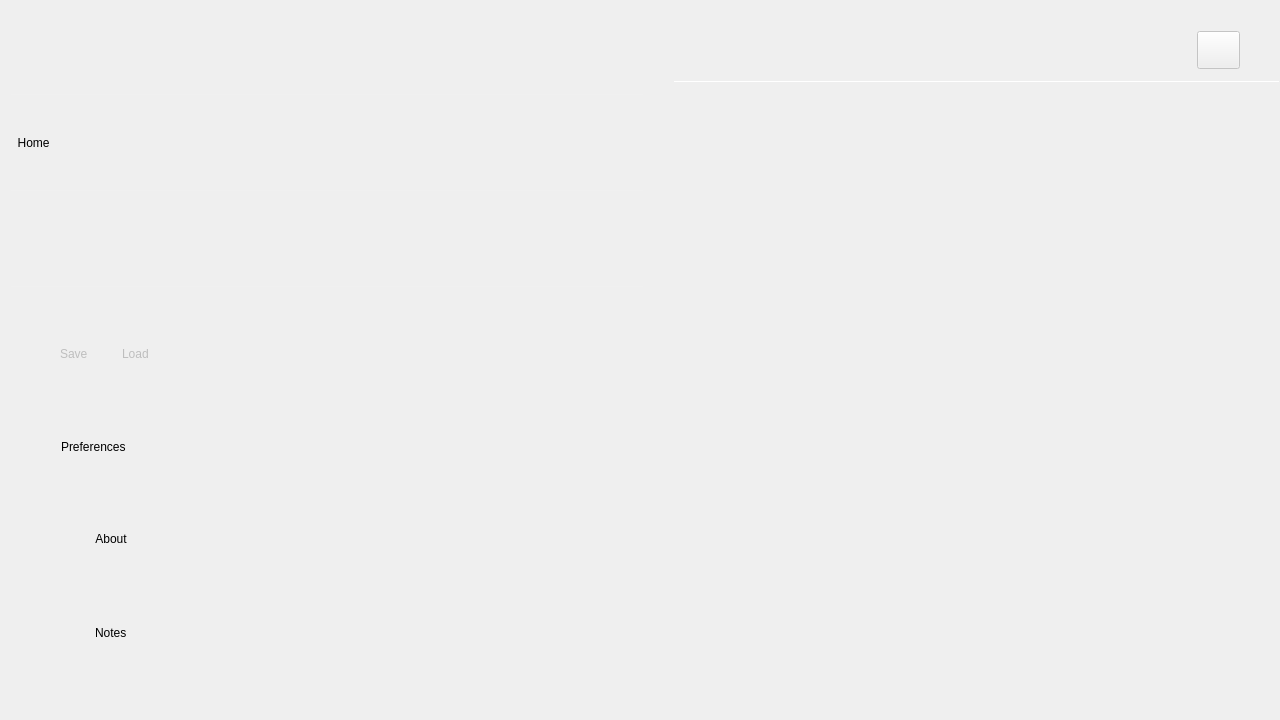
Before: the Qt Designer form ui/tool_launcher.ui in analogdevicesinc/scopy, drawn with Qt 5.
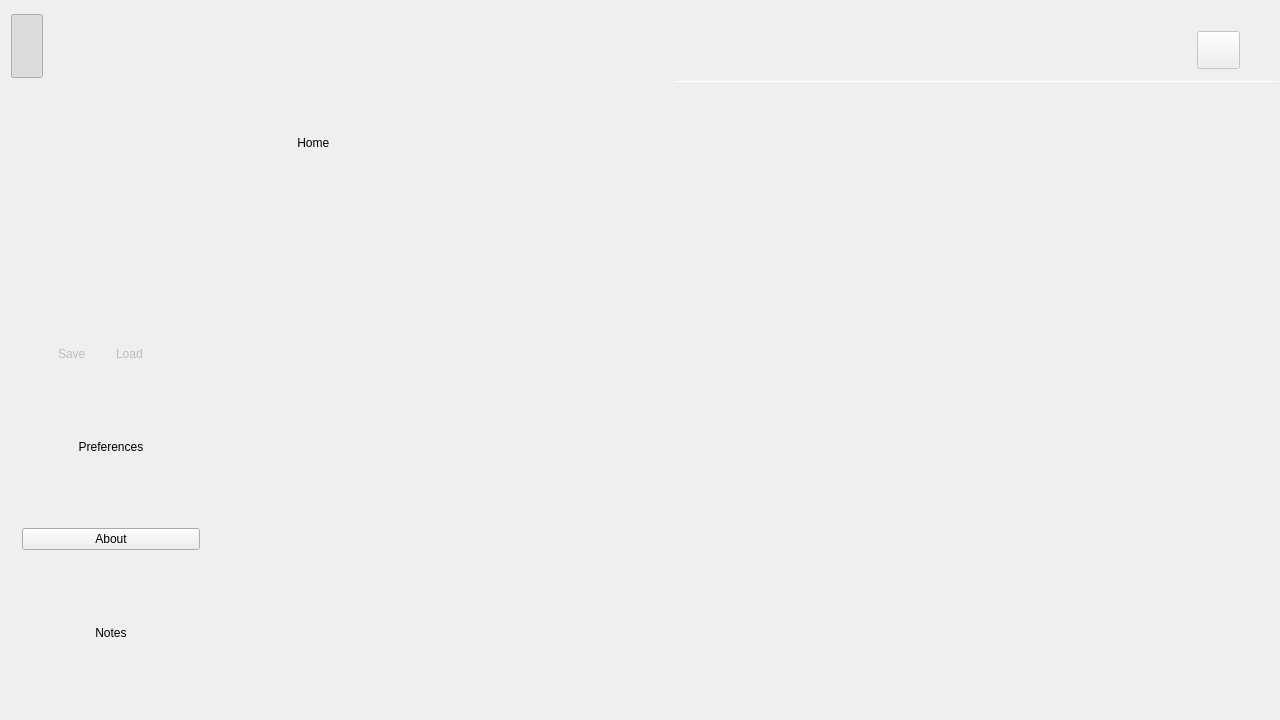
After: the same form once the commit is applied. Icons and pictures are not drawn. Custom widgets are drawn as their Qt base class.

What changed in the file:
```diff
--- a/ui/tool_launcher.ui
+++ b/ui/tool_launcher.ui
@@ -71,18 +71,8 @@
          <property name="autoFillBackground">
           <bool>false</bool>
          </property>
-         <property name="styleSheet">
-          <string notr="true">QPushButton { text-align:left; border: none; background-color: none; }
-.QWidget#menuControl:hover {
-background-color: rgba(0, 0, 0, 60);
-border: 1px solid rgba(0, 0, 0, 30);
-border-radius:5px;
-}
-.QWidget[selected=true] { 
-background-color: rgba(0, 0, 0, 60);
-border: 1px solid rgba(0, 0, 0, 30);
-border-radius:5px; 
-}</string>
+         <property name="tool_launcher_custom_widget" stdset="0">
+          <bool>true</bool>
          </property>
          <layout class="QHBoxLayout" name="horizontalLayout_8">
           <property name="spacing">
@@ -216,18 +206,8 @@
            <height>16777215</height>
           </size>
          </property>
-         <property name="styleSheet">
-          <string notr="true">QPushButton { text-align:left; border: none; background-color: none; }
-.QWidget:hover {
-background-color: rgba(0, 0, 0, 60);
-border: 1px solid rgba(0, 0, 0, 30);
-border-radius:5px;
-}
-QWidget[selected=true] { 
-background-color: rgba(0, 0, 0, 60);
-border: 1px solid rgba(0, 0, 0, 30);
-border-radius:5px; 
-}</string>
+         <property name="tool_launcher_custom_widget" stdset="0">
+          <bool>true</bool>
          </property>
          <layout class="QHBoxLayout" name="horizontalLayout_7">
           <property name="spacing">
@@ -417,14 +397,8 @@
                 <height>16777215</height>
                </size>
               </property>
-              <property name="styleSheet">
-               <string notr="true">QPushButton { text-align:left; border: none; background-color: none; }
-.QWidget:hover {background-color: rgba(0, 0, 0, 60);
-border: 1px solid rgba(0, 0, 0, 30);
-border-radius:5px;}
-QWidget[selected=true] { background-color: rgba(0, 0, 0, 60);
-border: 1px solid rgba(0, 0, 0, 30);
-border-radius:5px;}</string>
+              <property name="tool_launcher_custom_widget" stdset="0">
+               <bool>true</bool>
               </property>
               <layout class="QHBoxLayout" name="horizontalLayout_5">
                <property name="spacing">
@@ -544,14 +518,8 @@
                 <height>16777215</height>
                </size>
               </property>
-              <property name="styleSheet">
-               <string notr="true">QPushButton { text-align:left; border: none; background-color: none; }
-.QWidget:hover {background-color: rgba(0, 0, 0, 60);
-border: 1px solid rgba(0, 0, 0, 30);
-border-radius:5px;}
-QWidget[selected=true] { background-color: rgba(0, 0, 0, 60);
-border: 1px solid rgba(0, 0, 0, 30);
-border-radius:5px;}</string>
+              <property name="tool_launcher_custom_widget" stdset="0">
+               <bool>true</bool>
               </property>
               <layout class="QHBoxLayout" name="horizontalLayout_6">
                <property name="spacing">
@@ -677,18 +645,8 @@
            <height>16777215</height>
           </size>
          </property>
-         <property name="styleSheet">
-          <string notr="true">QPushButton { text-align:left; border: none; background-color: none; }
-.QWidget:hover {
-background-color: rgba(0, 0, 0, 60);
-border: 1px solid rgba(0, 0, 0, 30);
-border-radius:5px;
-}
-QWidget[selected=true] { 
-background-color: rgba(0, 0, 0, 60);
-border: 1px solid rgba(0, 0, 0, 30);
-border-radius:5px; 
-}</string>
+         <property name="tool_launcher_custom_widget" stdset="0">
+          <bool>true</bool>
          </property>
          <layout class="QHBoxLayout" name="horizontalLayout_9">
           <property name="spacing">
@@ -810,18 +768,8 @@
            <height>16777215</height>
           </size>
          </property>
-         <property name="styleSheet">
-          <string notr="true">QPushButton { text-align:left; border: none; background-color: none; }
-.QWidget:hover {
-background-color: rgba(0, 0, 0, 60);
-border: 1px solid rgba(0, 0, 0, 30);
-border-radius:5px;
-}
-QWidget[selected=true] { 
-background-color: rgba(0, 0, 0, 60);
-border: 1px solid rgba(0, 0, 0, 30);
-border-radius:5px; 
-}</string>
+         <property name="tool_launcher_custom_widget" stdset="0">
+          <bool>true</bool>
          </property>
          <layout class="QHBoxLayout" name="horizontalLayout_12">
           <item>
@@ -851,18 +799,8 @@
            <height>16777215</height>
           </size>
          </property>
-         <property name="styleSheet">
-          <string notr="true">QPushButton { text-align:left; border: none; background-color: none; }
-.QWidget:hover {
-background-color: rgba(0, 0, 0, 60);
-border: 1px solid rgba(0, 0, 0, 30);
-border-radius:5px;
-}
-QWidget[selected=true] { 
-background-color: rgba(0, 0, 0, 60);
-border: 1px solid rgba(0, 0, 0, 30);
-border-radius:5px; 
-}</string>
+         <property name="tool_launcher_custom_widget" stdset="0">
+          <bool>true</bool>
          </property>
          <layout class="QHBoxLayout" name="horizontalLayout_11">
           <property name="spacing">
```
